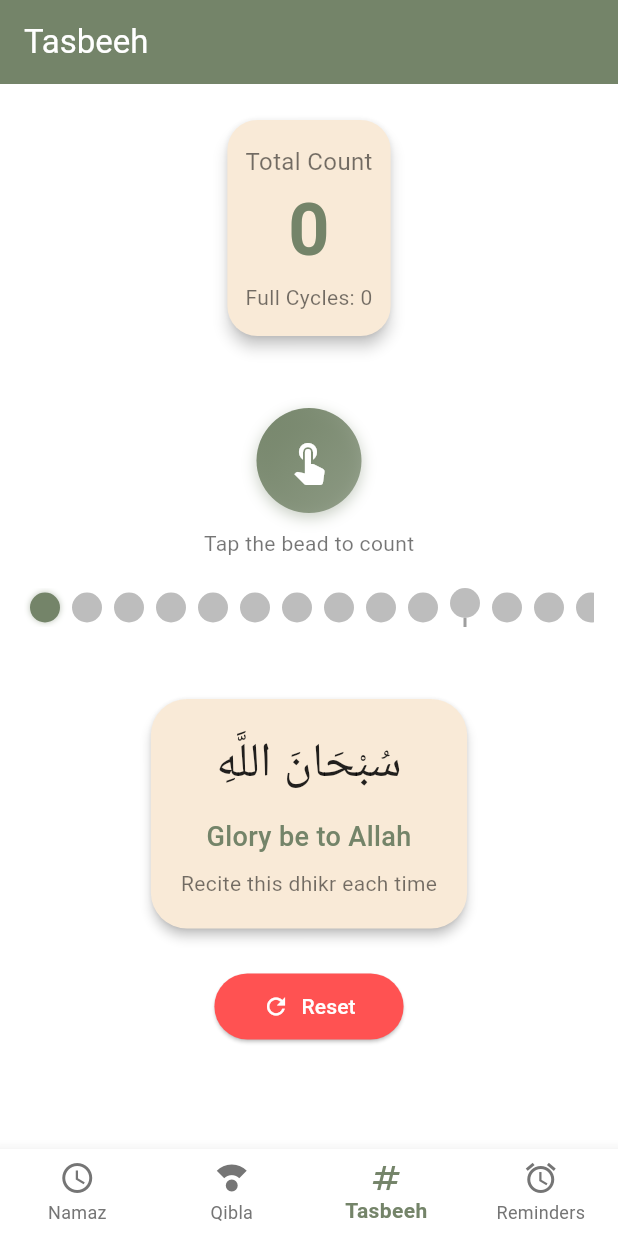
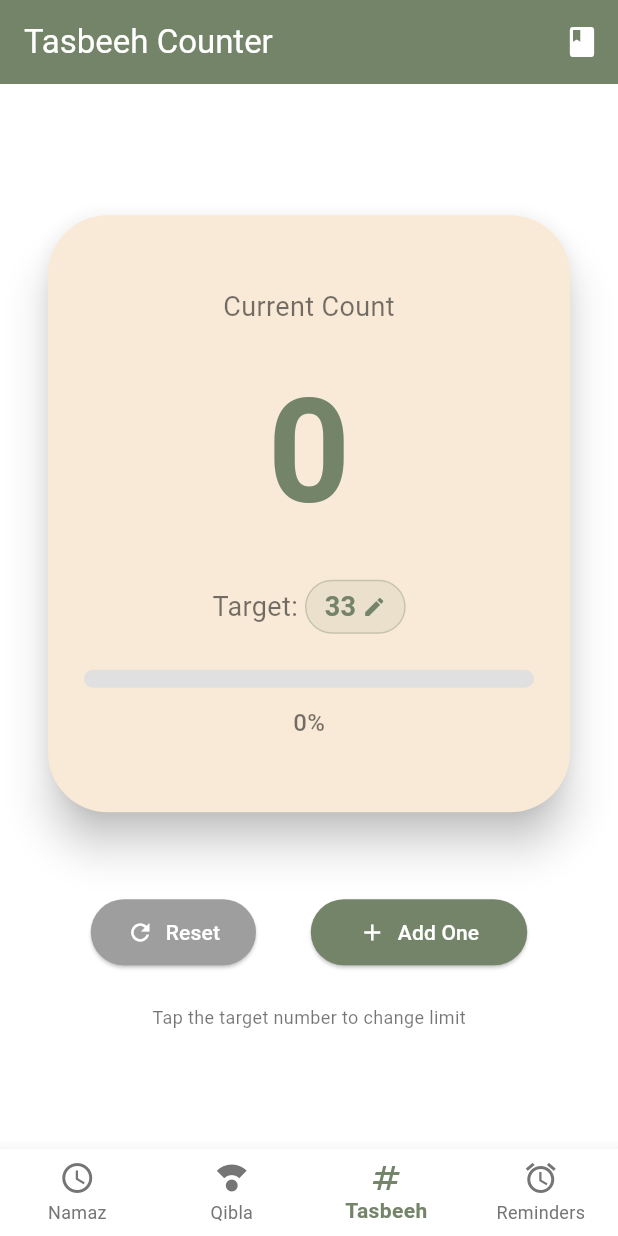
Before and after one commit to maria-khan-khushk/smart_namaz_companion, a Flutter app: the screen it shows after launch, item 3 of the bottom bar chosen, on a phone screen of 412 x 824 dp. Run offline on Flutter 3.47's test engine with Material 3 defaults, Android fonts, the light colour scheme and no system bars; our stand-ins replace audioplayers, flutter_local_notifications, geolocator, shared_preferences, table_calendar, timezone.

Commit message:
duas added in tasbeeh module

```diff
--- a/lib/screens/tasbeeh_screen.dart
+++ b/lib/screens/tasbeeh_screen.dart
@@ -2,56 +2,92 @@ import 'package:flutter/material.dart';
 import 'package:provider/provider.dart';
 import '../providers/language_provider.dart';
 import '../utils/theme.dart';
-import 'dart:math';
+import 'guidance_screen.dart';
 
 class TasbeehScreen extends StatefulWidget {
   @override
   _TasbeehScreenState createState() => _TasbeehScreenState();
 }
 
-class _TasbeehScreenState extends State<TasbeehScreen> with SingleTickerProviderStateMixin {
-  int _currentBead = 0; // 0 to 32
-  int _completeSets = 0; // each full cycle of 33 beads
-  late AnimationController _animationController;
-  late Animation<double> _scaleAnimation;
+class _TasbeehScreenState extends State<TasbeehScreen> {
+  int _counter = 0;
+  int _target = 33;
+  bool _targetReachedShown = false;
 
-  // Dhikr list for each bead (cycle repeats after 33)
-  final List<Map<String, String>> _dhikrList = [
-    {'arabic': 'سُبْحَانَ اللَّهِ', 'english': 'Glory be to Allah', 'urdu': 'اللہ پاک ہے'},
-    {'arabic': 'الْحَمْدُ لِلَّهِ', 'english': 'Praise be to Allah', 'urdu': 'تمام تعریفیں اللہ کے لیے ہیں'},
-    {'arabic': 'اللَّهُ أَكْبَرُ', 'english': 'Allah is the Greatest', 'urdu': 'اللہ سب سے بڑا ہے'},
-  ];
-  // cycle: 33 times (11 of each, simple loop)
-  int get currentDhikrIndex => (_currentBead % 3);
-
-  @override
-  void initState() {
-    super.initState();
-    _animationController = AnimationController(
-      vsync: this,
-      duration: Duration(milliseconds: 150),
-    );
-    _scaleAnimation = Tween<double>(begin: 1.0, end: 1.2).animate(_animationController);
-  }
-
-  void _moveBead() {
+  void _increment() {
+    if (_counter < _target) {
       setState(() {
-      if (_currentBead < 32) {
-        _currentBead++;
-      } else {
-        _currentBead = 0;
-        _completeSets++;
+        _counter++;
+        if (_counter == _target && !_targetReachedShown) {
+          _targetReachedShown = true;
+          _showTargetCompletion();
         }
       });
-    // trigger animation
-    _animationController.forward().then((_) => _animationController.reverse());
+    }
   }
 
   void _reset() {
     setState(() {
-      _currentBead = 0;
-      _completeSets = 0;
+      _counter = 0;
+      _targetReachedShown = false;
     });
+  }
+
+  void _setTarget() async {
+    final isUrdu = Provider.of<LanguageProvider>(context, listen: false).isUrdu;
+    final controller = TextEditingController(text: _target.toString());
+    await showDialog(
+      context: context,
+      builder: (context) => AlertDialog(
+        title: Text(isUrdu ? 'حد مقرر کریں' : 'Set Target'),
+        content: TextField(
+          controller: controller,
+          keyboardType: TextInputType.number,
+          decoration: InputDecoration(
+            hintText: isUrdu ? 'مطلوبہ تعداد' : 'Enter count',
+            border: OutlineInputBorder(),
+          ),
+        ),
+        actions: [
+          TextButton(
+            onPressed: () => Navigator.pop(context),
+            child: Text(isUrdu ? 'منسوخ' : 'Cancel'),
+          ),
+          ElevatedButton(
+            onPressed: () {
+              final newTarget = int.tryParse(controller.text);
+              if (newTarget != null && newTarget > 0) {
+                setState(() {
+                  _target = newTarget;
+                  if (_counter > _target) _counter = _target;
+                  _targetReachedShown = _counter == _target;
+                });
+              }
+              Navigator.pop(context);
+            },
+            child: Text(isUrdu ? 'محفوظ' : 'Save'),
+          ),
+        ],
+      ),
+    );
+  }
+
+  void _showTargetCompletion() {
+    final isUrdu = Provider.of<LanguageProvider>(context, listen: false).isUrdu;
+    ScaffoldMessenger.of(context).showSnackBar(
+      SnackBar(
+        content: Text(
+          isUrdu ? '🎉 مبارک ہو! آپ نے اپنی حد مکمل کر لی!' : '🎉 Congratulations! You have reached your target!',
+        ),
+        duration: Duration(seconds: 3),
+        backgroundColor: Colors.green,
+        behavior: SnackBarBehavior.floating,
+      ),
+    );
+  }
+
+  void _openGuidance() {
+    Navigator.push(context, MaterialPageRoute(builder: (_) => GuidanceScreen()));
   }
 
   @override
@@ -59,171 +95,127 @@ class _TasbeehScreenState extends State<TasbeehScreen> with SingleTickerProvider
     final isUrdu = Provider.of<LanguageProvider>(context).isUrdu;
     final primaryColor = Theme.of(context).primaryColor;
     final cardColor = Theme.of(context).cardColor;
-    final textPrimary = Theme.of(context).textTheme.bodyLarge?.color ?? Colors.black87;
     final textSecondary = Theme.of(context).textTheme.bodyMedium?.color ?? Colors.black54;
 
-    final currentDhikr = _dhikrList[currentDhikrIndex];
-    final dhikrText = currentDhikr['arabic']!;
-    final translation = isUrdu ? currentDhikr['urdu']! : currentDhikr['english']!;
+    final progress = _counter / _target;
 
     return Scaffold(
       appBar: AppBar(
-        title: Text(isUrdu ? 'تسبیح' : 'Tasbeeh'),
+        title: Text(isUrdu ? 'تسبیح کاؤنٹر' : 'Tasbeeh Counter'),
         backgroundColor: primaryColor,
         foregroundColor: Colors.white,
+        actions: [
+          IconButton(
+            icon: Icon(Icons.book),
+            onPressed: _openGuidance,
+            tooltip: isUrdu ? 'اذکار اور دعائیں' : 'Dhikr & Duas',
           ),
-      body: SingleChildScrollView(
+        ],
+      ),
+      body: Center(
         child: Padding(
-          padding: const EdgeInsets.all(16.0),
+          padding: const EdgeInsets.all(24.0),
           child: Column(
+            mainAxisAlignment: MainAxisAlignment.center,
             children: [
-              // Digital counter display
               Card(
-                elevation: 4,
-                shape: RoundedRectangleBorder(borderRadius: BorderRadius.circular(20)),
+                elevation: 12,
+                shape: RoundedRectangleBorder(borderRadius: BorderRadius.circular(40)),
                 color: cardColor,
                 child: Padding(
-                  padding: const EdgeInsets.symmetric(vertical: 16, horizontal: 12),
+                  padding: const EdgeInsets.symmetric(vertical: 48, horizontal: 24),
                   child: Column(
                     children: [
                       Text(
-                        isUrdu ? 'مجموعی گنتی' : 'Total Count',
-                        style: TextStyle(fontSize: 16, color: textSecondary),
+                        isUrdu ? 'موجودہ گنتی' : 'Current Count',
+                        style: TextStyle(fontSize: 18, color: textSecondary),
                       ),
+                      const SizedBox(height: 16),
                       Text(
-                        '${(_completeSets * 33) + _currentBead}',
-                        style: TextStyle(fontSize: 48, fontWeight: FontWeight.bold, color: primaryColor),
+                        '$_counter',
+                        style: TextStyle(fontSize: 96, fontWeight: FontWeight.bold, color: primaryColor),
                       ),
+                      const SizedBox(height: 16),
+                      Row(
+                        mainAxisAlignment: MainAxisAlignment.center,
+                        children: [
                           Text(
-                        isUrdu ? 'مکمل دور: $_completeSets' : 'Full Cycles: $_completeSets',
-                        style: TextStyle(fontSize: 14, color: textSecondary),
+                            isUrdu ? 'حد: ' : 'Target: ',
+                            style: TextStyle(fontSize: 18, color: textSecondary),
+                          ),
+                          GestureDetector(
+                            onTap: _setTarget,
+                            child: Container(
+                              padding: const EdgeInsets.symmetric(horizontal: 12, vertical: 4),
+                              decoration: BoxDecoration(
+                                color: primaryColor.withOpacity(0.1),
+                                borderRadius: BorderRadius.circular(20),
+                                border: Border.all(color: primaryColor.withOpacity(0.3)),
+                              ),
+                              child: Row(
+                                mainAxisSize: MainAxisSize.min,
+                                children: [
+                                  Text(
+                                    '$_target',
+                                    style: TextStyle(fontSize: 18, fontWeight: FontWeight.bold, color: primaryColor),
+                                  ),
+                                  const SizedBox(width: 4),
+                                  Icon(Icons.edit, size: 16, color: primaryColor),
+                                ],
+                              ),
+                            ),
+                          ),
+                        ],
+                      ),
+                      const SizedBox(height: 24),
+                      LinearProgressIndicator(
+                        value: progress,
+                        backgroundColor: Colors.grey[300],
+                        color: primaryColor,
+                        minHeight: 12,
+                        borderRadius: BorderRadius.circular(12),
+                      ),
+                      const SizedBox(height: 12),
+                      Text(
+                        '${(progress * 100).toStringAsFixed(0)}%',
+                        style: TextStyle(fontSize: 16, fontWeight: FontWeight.w500, color: textSecondary),
                       ),
                     ],
                   ),
                 ),
               ),
-              SizedBox(height: 20),
-
-              // Tasbeeh visual - beads on a string
-              Container(
-                padding: EdgeInsets.symmetric(vertical: 20),
-                child: Column(
+              const SizedBox(height: 48),
+              Row(
+                mainAxisAlignment: MainAxisAlignment.spaceEvenly,
                 children: [
-                    // Main bead (central controller)
-                    GestureDetector(
-                      onTap: _moveBead,
-                      child: AnimatedBuilder(
-                        animation: _scaleAnimation,
-                        builder: (context, child) {
-                          return Transform.scale(
-                            scale: _scaleAnimation.value,
-                            child: Container(
-                              width: 70,
-                              height: 70,
-                              decoration: BoxDecoration(
-                                shape: BoxShape.circle,
-                                gradient: LinearGradient(
-                                  colors: [primaryColor, primaryColor.withOpacity(0.7)],
-                                  begin: Alignment.topLeft,
-                                  end: Alignment.bottomRight,
-                                ),
-                                boxShadow: [
-                                  BoxShadow(color: primaryColor.withOpacity(0.4), blurRadius: 8, offset: Offset(0, 3))
-                                ],
-                              ),
-                              child: Center(
-                                child: Icon(Icons.touch_app, color: Colors.white, size: 32),
+                  ElevatedButton.icon(
+                    onPressed: _reset,
+                    icon: Icon(Icons.refresh),
+                    label: Text(isUrdu ? 'ری سیٹ' : 'Reset'),
+                    style: ElevatedButton.styleFrom(
+                      backgroundColor: Colors.grey,
+                      foregroundColor: Colors.white,
+                      padding: const EdgeInsets.symmetric(horizontal: 24, vertical: 12),
+                      shape: RoundedRectangleBorder(borderRadius: BorderRadius.circular(30)),
                     ),
                   ),
-                          );
-                        },
-                      ),
-                    ),
-                    SizedBox(height: 10),
-                    Text(
-                      isUrdu ? 'تسبیح دانے کو چھوئیں' : 'Tap the bead to count',
-                      style: TextStyle(fontSize: 14, color: textSecondary),
-                    ),
-                    SizedBox(height: 20),
-
-                    // Bead row (string)
-                    SingleChildScrollView(
-                      scrollDirection: Axis.horizontal,
-                      child: Row(
-                        children: List.generate(33, (index) {
-                          bool isActive = index <= _currentBead;
-                          return Container(
-                            margin: EdgeInsets.symmetric(horizontal: 4),
-                            child: Column(
-                              children: [
-                                Container(
-                                  width: 20,
-                                  height: 20,
-                                  decoration: BoxDecoration(
-                                    shape: BoxShape.circle,
-                                    color: isActive ? primaryColor : Colors.grey[400],
-                                    boxShadow: isActive ? [BoxShadow(color: primaryColor.withOpacity(0.5), blurRadius: 3)] : null,
-                                  ),
-                                ),
-                                if (index == 10 || index == 21) // separator beads (optional)
-                                  Container(
-                                    width: 2,
-                                    height: 6,
-                                    color: Colors.grey,
-                                  ),
-                              ],
-                            ),
-                          );
-                        }),
+                  ElevatedButton.icon(
+                    onPressed: _increment,
+                    icon: Icon(Icons.add),
+                    label: Text(isUrdu ? 'ایک بڑھائیں' : 'Add One'),
+                    style: ElevatedButton.styleFrom(
+                      backgroundColor: primaryColor,
+                      foregroundColor: Colors.white,
+                      padding: const EdgeInsets.symmetric(horizontal: 32, vertical: 12),
+                      shape: RoundedRectangleBorder(borderRadius: BorderRadius.circular(30)),
                     ),
                   ),
                 ],
               ),
-              ),
-              SizedBox(height: 20),
-
-              // Dhikr display with translation
-              Card(
-                elevation: 3,
-                shape: RoundedRectangleBorder(borderRadius: BorderRadius.circular(24)),
-                color: cardColor,
-                child: Padding(
-                  padding: const EdgeInsets.all(20),
-                  child: Column(
-                    children: [
+              const SizedBox(height: 24),
               Text(
-                        dhikrText,
-                        style: TextStyle(fontSize: 32, fontFamily: 'serif', color: textPrimary),
-                        textAlign: TextAlign.center,
-                      ),
-                      SizedBox(height: 12),
-                      Text(
-                        translation,
-                        style: TextStyle(fontSize: 18, color: primaryColor, fontWeight: FontWeight.w500),
-                        textAlign: TextAlign.center,
-                      ),
-                      SizedBox(height: 8),
-                      Text(
-                        isUrdu ? 'یہ تسبیح ہر بار پڑھیں' : 'Recite this dhikr each time',
-                        style: TextStyle(fontSize: 14, color: textSecondary),
-                      ),
-                    ],
-                  ),
-                ),
-              ),
-              SizedBox(height: 20),
-
-              // Reset button
-              ElevatedButton.icon(
-                onPressed: _reset,
-                icon: Icon(Icons.refresh),
-                label: Text(isUrdu ? 'دوبارہ شروع کریں' : 'Reset'),
-                style: ElevatedButton.styleFrom(
-                  backgroundColor: Colors.redAccent,
-                  foregroundColor: Colors.white,
-                  padding: EdgeInsets.symmetric(horizontal: 32, vertical: 12),
-                  shape: RoundedRectangleBorder(borderRadius: BorderRadius.circular(30)),
-                ),
+                isUrdu ? 'حد مقرر کرنے کے لیے "عدد" پر ٹیپ کریں' : 'Tap the target number to change limit',
+                style: TextStyle(fontSize: 12, color: textSecondary),
               ),
             ],
           ),
@@ -231,10 +223,4 @@ class _TasbeehScreenState extends State<TasbeehScreen> with SingleTickerProvider
       ),
     );
   }
-
-  @override
-  void dispose() {
-    _animationController.dispose();
-    super.dispose();
 }
-}
```
Also changed, not shown: lib/screens/guidance_screen.dart (added, +288 -0 lines). Lines whose indentation alone changed are shown as unchanged.
